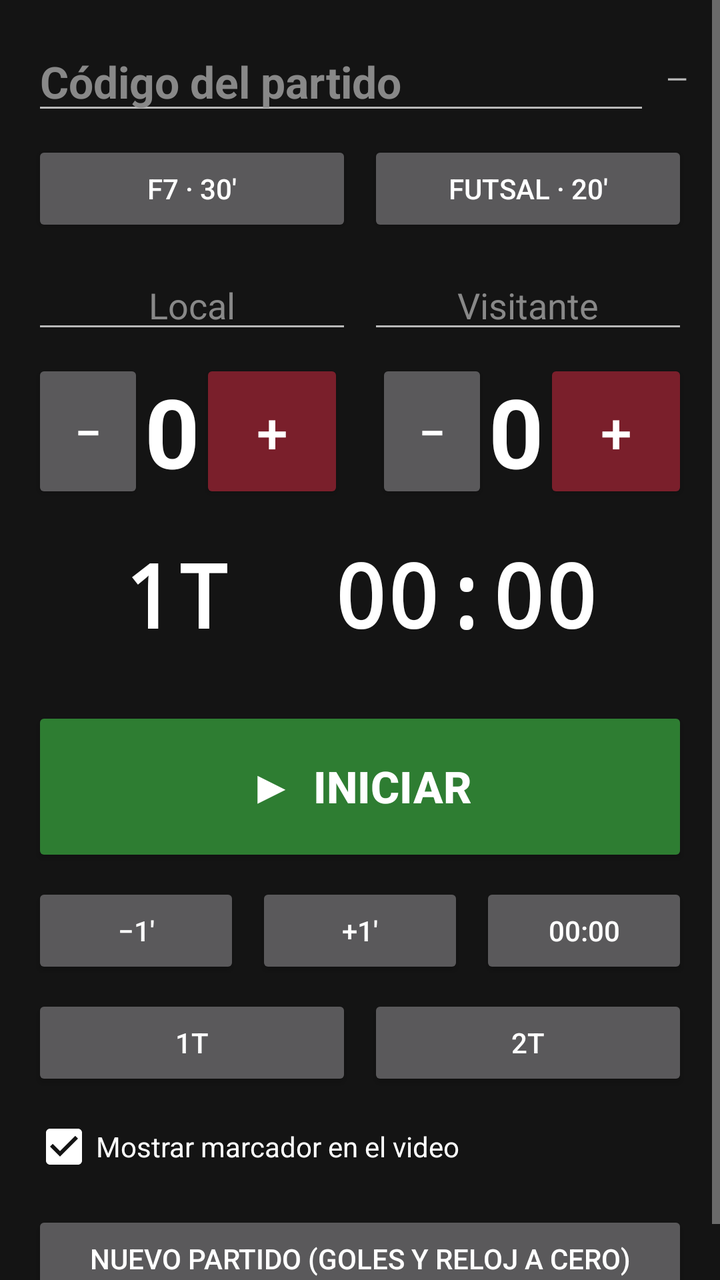
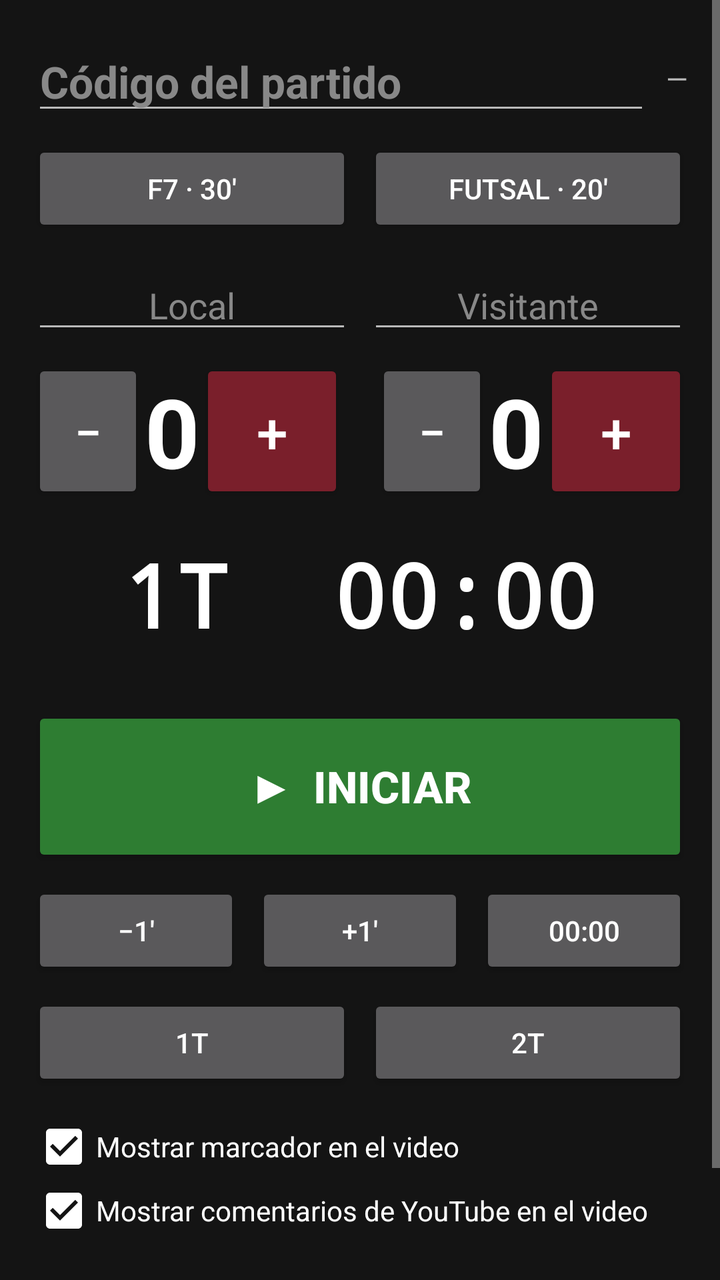

The first picture is an Android layout as it rendered before a commit; the second is the same layout after the commit. The layout source and the unified diff follow.
<!-- AndroidManifest.xml: activity theme Theme.LaPenaControl -->
<!-- res/layout/activity_control.xml -->
<?xml version="1.0" encoding="utf-8"?>
<ScrollView xmlns:android="http://schemas.android.com/apk/res/android"
  android:layout_width="match_parent"
  android:layout_height="match_parent"
  android:background="#141414"
  android:keepScreenOn="true">

  <LinearLayout
    android:layout_width="match_parent"
    android:layout_height="wrap_content"
    android:orientation="vertical"
    android:padding="16dp">

    
    <LinearLayout
      android:layout_width="match_parent"
      android:layout_height="wrap_content"
      android:gravity="center_vertical"
      android:orientation="horizontal">

      <EditText
        android:id="@+id/etCode"
        android:layout_width="0dp"
        android:layout_height="wrap_content"
        android:layout_weight="1"
        android:hint="Código del partido"
        android:imeOptions="actionDone|flagNoExtractUi"
        android:inputType="textCapCharacters|textNoSuggestions"
        android:maxLength="6"
        android:singleLine="true"
        android:textColor="#FFFFFF"
        android:textColorHint="#888888"
        android:textSize="22sp"
        android:textStyle="bold" />

      <TextView
        android:id="@+id/tvSync"
        android:layout_width="wrap_content"
        android:layout_height="wrap_content"
        android:layout_marginStart="8dp"
        android:text="—"
        android:textColor="#BBBBBB" />
    </LinearLayout>

    
    <LinearLayout
      android:layout_width="match_parent"
      android:layout_height="wrap_content"
      android:layout_marginTop="8dp"
      android:orientation="horizontal">

      <Button
        android:id="@+id/btnF7"
        android:layout_width="0dp"
        android:layout_height="wrap_content"
        android:layout_weight="1"
        android:text="F7 · 30'" />

      <Button
        android:id="@+id/btnFutsal"
        android:layout_width="0dp"
        android:layout_height="wrap_content"
        android:layout_marginStart="8dp"
        android:layout_weight="1"
        android:text="FUTSAL · 20'" />
    </LinearLayout>

    
    <LinearLayout
      android:layout_width="match_parent"
      android:layout_height="wrap_content"
      android:layout_marginTop="12dp"
      android:orientation="horizontal">

      <EditText
        android:id="@+id/etHome"
        android:layout_width="0dp"
        android:layout_height="wrap_content"
        android:layout_weight="1"
        android:gravity="center"
        android:hint="Local"
        android:imeOptions="actionDone|flagNoExtractUi"
        android:inputType="textCapCharacters"
        android:maxLength="14"
        android:singleLine="true"
        android:textColor="#FFFFFF"
        android:textColorHint="#888888" />

      <EditText
        android:id="@+id/etAway"
        android:layout_width="0dp"
        android:layout_height="wrap_content"
        android:layout_marginStart="8dp"
        android:layout_weight="1"
        android:gravity="center"
        android:hint="Visitante"
        android:imeOptions="actionDone|flagNoExtractUi"
        android:inputType="textCapCharacters"
        android:maxLength="14"
        android:singleLine="true"
        android:textColor="#FFFFFF"
        android:textColorHint="#888888" />
    </LinearLayout>

    
    <LinearLayout
      android:layout_width="match_parent"
      android:layout_height="wrap_content"
      android:layout_marginTop="8dp"
      android:gravity="center_vertical"
      android:orientation="horizontal">

      <Button android:id="@+id/btnHomeMinus" android:layout_width="56dp" android:layout_height="72dp" android:text="−" android:textSize="24sp" />
      <TextView android:id="@+id/tvHomeGoals" android:layout_width="0dp" android:layout_height="wrap_content" android:layout_weight="1" android:gravity="center" android:text="0" android:textColor="#FFFFFF" android:textSize="48sp" android:textStyle="bold" />
      <Button android:id="@+id/btnHomePlus" android:layout_width="72dp" android:layout_height="72dp" android:backgroundTint="#7A1F2B" android:textColor="#FFFFFF" android:text="+" android:textSize="28sp" />

      <View android:layout_width="16dp" android:layout_height="1dp" />

      <Button android:id="@+id/btnAwayMinus" android:layout_width="56dp" android:layout_height="72dp" android:text="−" android:textSize="24sp" />
      <TextView android:id="@+id/tvAwayGoals" android:layout_width="0dp" android:layout_height="wrap_content" android:layout_weight="1" android:gravity="center" android:text="0" android:textColor="#FFFFFF" android:textSize="48sp" android:textStyle="bold" />
      <Button android:id="@+id/btnAwayPlus" android:layout_width="72dp" android:layout_height="72dp" android:backgroundTint="#7A1F2B" android:textColor="#FFFFFF" android:text="+" android:textSize="28sp" />
    </LinearLayout>

    
    <TextView
      android:id="@+id/tvClock"
      android:layout_width="match_parent"
      android:layout_height="wrap_content"
      android:layout_marginTop="16dp"
      android:fontFamily="monospace"
      android:gravity="center"
      android:text="1T  00:00"
      android:textColor="#FFFFFF"
      android:textSize="44sp"
      android:textStyle="bold" />

    <TextView
      android:id="@+id/tvTimeUp"
      android:layout_width="match_parent"
      android:layout_height="wrap_content"
      android:gravity="center"
      android:text=""
      android:textColor="#FFB74D" />

    <Button
      android:id="@+id/btnStartPause"
      android:layout_width="match_parent"
      android:layout_height="80dp"
      android:layout_marginTop="8dp"
      android:backgroundTint="#2E7D32"
      android:textColor="#FFFFFF"
      android:textSize="22sp"
      android:textStyle="bold"
      android:text="▶  INICIAR" />

    <LinearLayout
      android:layout_width="match_parent"
      android:layout_height="wrap_content"
      android:layout_marginTop="8dp"
      android:orientation="horizontal">

      <Button android:id="@+id/btnMinusMin" android:layout_width="0dp" android:layout_height="wrap_content" android:layout_weight="1" android:text="−1'" />
      <Button android:id="@+id/btnPlusMin" android:layout_width="0dp" android:layout_height="wrap_content" android:layout_marginStart="8dp" android:layout_weight="1" android:text="+1'" />
      <Button android:id="@+id/btnResetClock" android:layout_width="0dp" android:layout_height="wrap_content" android:layout_marginStart="8dp" android:layout_weight="1" android:text="00:00" />
    </LinearLayout>

    <LinearLayout
      android:layout_width="match_parent"
      android:layout_height="wrap_content"
      android:layout_marginTop="8dp"
      android:orientation="horizontal">

      <Button android:id="@+id/btnP1" android:layout_width="0dp" android:layout_height="wrap_content" android:layout_weight="1" android:text="1T" />
      <Button android:id="@+id/btnP2" android:layout_width="0dp" android:layout_height="wrap_content" android:layout_marginStart="8dp" android:layout_weight="1" android:text="2T" />
    </LinearLayout>

    <CheckBox
      android:id="@+id/cbVisible"
      android:layout_width="wrap_content"
      android:layout_height="wrap_content"
      android:layout_marginTop="12dp"
      android:buttonTint="#FFFFFF"
      android:checked="true"
      android:text="Mostrar marcador en el video"
      android:textColor="#FFFFFF" />

    <Button
      android:id="@+id/btnNewMatch"
      android:layout_width="match_parent"
      android:layout_height="wrap_content"
      android:layout_marginTop="16dp"
      android:text="Nuevo partido (goles y reloj a cero)" />
  </LinearLayout>
</ScrollView>
<!-- resources referenced by this layout -->
<resources>
  <style name="Theme.LaPenaControl" parent="Theme.AppCompat.NoActionBar">
      <item name="android:windowBackground">#141414</item>
      <item name="colorPrimary">#7A1F2B</item>
      <item name="colorAccent">#C62828</item>
    </style>
</resources>

<!-- the commit's change to res/layout/activity_control.xml (unified diff, before → after) -->
@@ -184,6 +184,15 @@
       android:text="Mostrar marcador en el video"
       android:textColor="#FFFFFF" />
 
+    <CheckBox
+      android:id="@+id/cbChat"
+      android:layout_width="wrap_content"
+      android:layout_height="wrap_content"
+      android:buttonTint="#FFFFFF"
+      android:checked="true"
+      android:text="Mostrar comentarios de YouTube en el video"
+      android:textColor="#FFFFFF" />
+
     <Button
       android:id="@+id/btnNewMatch"
       android:layout_width="match_parent"
